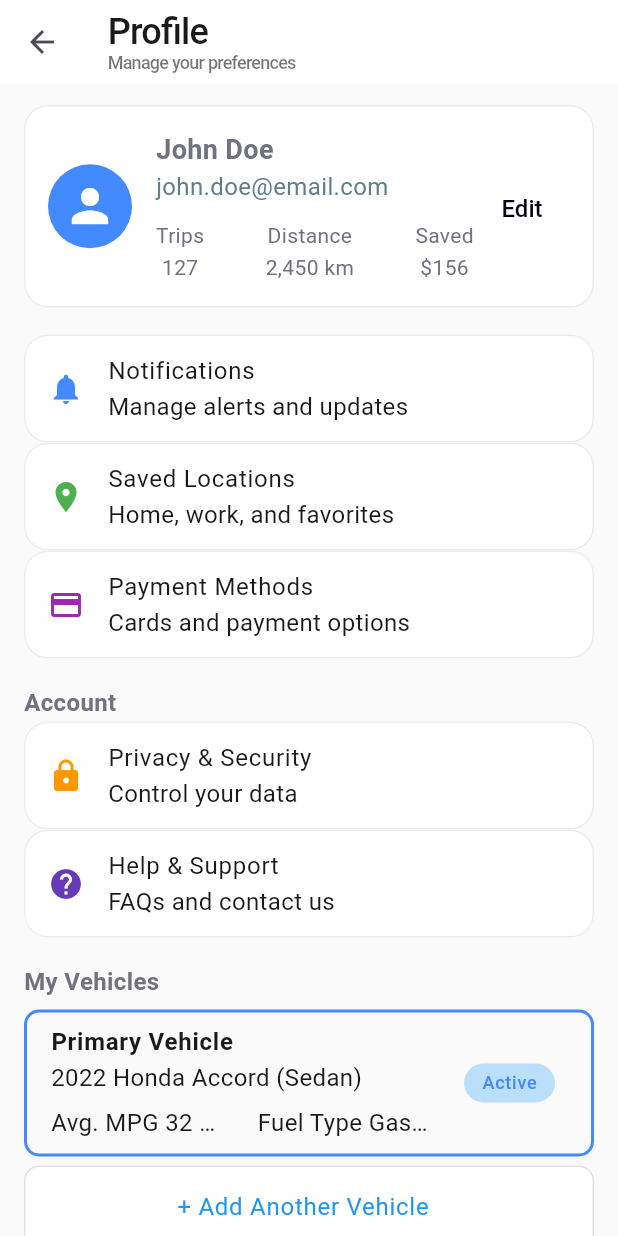
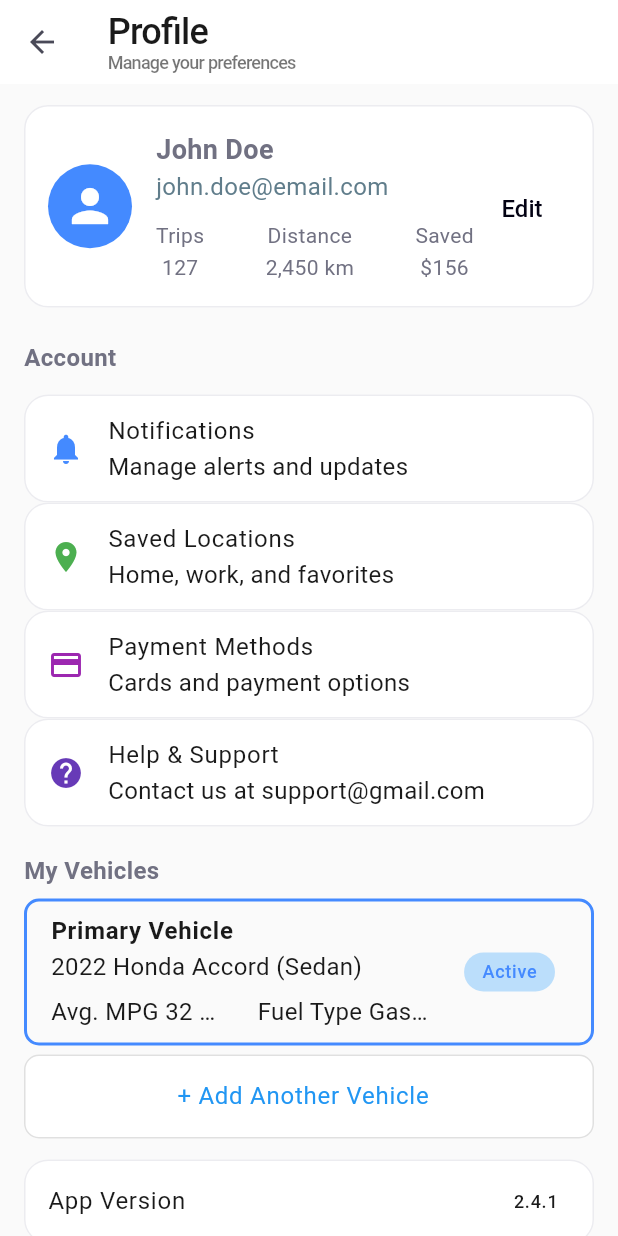
Before and after one commit to Abobakr146/DEPI_GP, a Flutter app: the ProfilePage screen opened directly, on a phone screen of 412 x 824 dp. Run offline on Flutter 3.47's test engine with Material 3 defaults, Android fonts, the light colour scheme and no system bars; our stand-ins replace get.

Commit message:
Modifying profile page

```diff
--- a/RouteOptim/lib/profile_page.dart
+++ b/RouteOptim/lib/profile_page.dart
@@ -125,8 +125,14 @@ class ProfilePage extends StatelessWidget {
                   ),
                 ),
               ),
-              const SizedBox(height: 8),
+              const SizedBox(height: 12),
+              // Account Section
+              const Text(
+                "Account",
+                style: TextStyle(fontSize: 16, fontWeight: FontWeight.bold),
+              ),
               // Preferences Cards
+              const SizedBox(height: 12),
               Card(
                 child: ListTile(
                   leading: const Icon(
@@ -160,27 +166,11 @@ class ProfilePage extends StatelessWidget {
                   },
                 ),
               ),
-              const SizedBox(height: 18),
-              // Account Section
-              const Text(
-                "Account",
-                style: TextStyle(fontSize: 16, fontWeight: FontWeight.bold),
-              ),
-              Card(
-                child: ListTile(
-                  leading: const Icon(Icons.lock, color: Colors.orange),
-                  title: const Text("Privacy & Security"),
-                  subtitle: const Text("Control your data"),
-                  onTap: () {
-                    // TODO: Handle privacy/security logic
-                  },
-                ),
-              ),
               Card(
                 child: ListTile(
                   leading: const Icon(Icons.help, color: Colors.deepPurple),
                   title: const Text("Help & Support"),
-                  subtitle: const Text("FAQs and contact us"),
+                  subtitle: const Text("Contact us at support@gmail.com"),
                   onTap: () {
                     // TODO: Handle help/support logic
                   },
```
